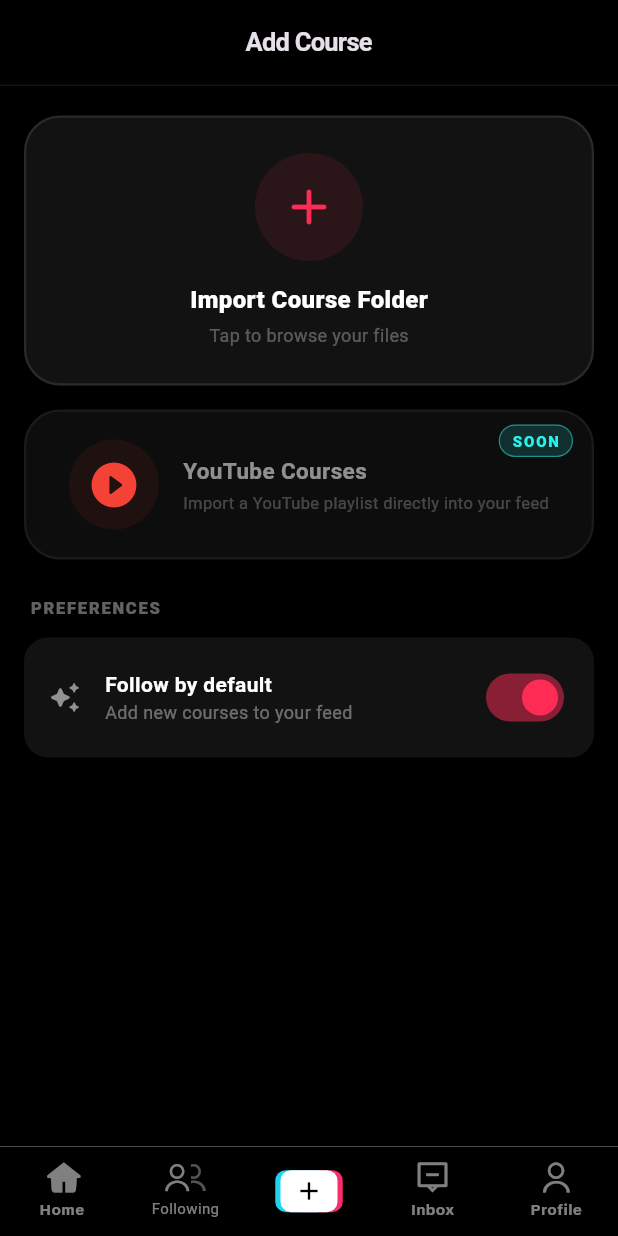
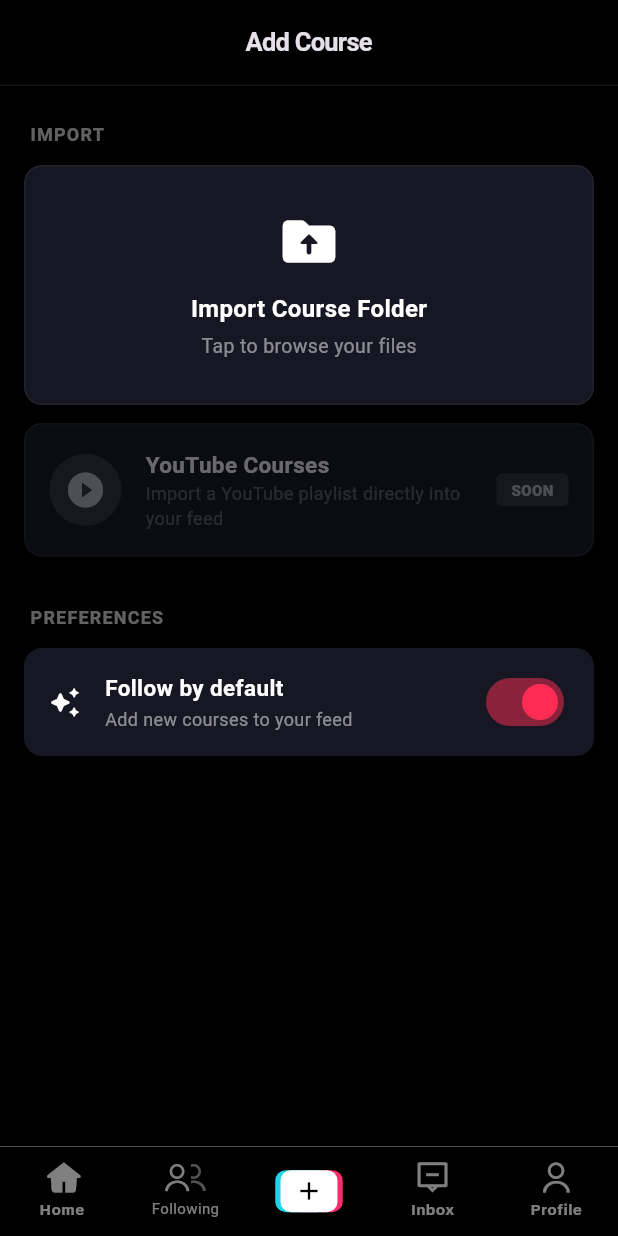
Before and after one commit to amrabdelhameeed/tikgood, a Flutter app: the AddCoursePage screen opened by its route, on a phone screen of 412 x 824 dp. Run offline on Flutter 3.47's test engine with Material 3 defaults, Android fonts, the light colour scheme and no system bars; our stand-ins replace bloc, cloud_firestore, device_info_plus, easy_localization, file_picker, firebase_analytics and 18 more; missing offline and left inert: android_pip, avatar_plus, background_on_back, clarity_flutter, media_kit, media_kit_video and 2 more; accounts and stored records are empty; project files that could hold a hidden picture were left out.

Commit message:
feat(courses): redesign add course page with improved layout and sections

```diff
--- a/lib/features/courses/presentation/pages/add_course_page.dart
+++ b/lib/features/courses/presentation/pages/add_course_page.dart
@@ -2,10 +2,8 @@ import 'package:easy_localization/easy_localization.dart';
 import 'package:flutter/material.dart';
 import 'package:flutter_bloc/flutter_bloc.dart';
 import 'package:tikgood/app_router.dart';
-import 'package:tikgood/features/courses/data/models/course.dart';
 import '../../../home/presentation/bloc/app_cubit.dart';
 import '../../../home/presentation/bloc/app_state.dart';
-import '../../../../core/database/storage_service.dart';
 import 'package:file_picker/file_picker.dart';
 
 class AddCoursePage extends StatefulWidget {
@@ -19,6 +17,8 @@ class _AddCoursePageState extends State<AddCoursePage> {
   bool _followByDefault = true;
   static const Color _tikTokRed = Color(0xFFFE2C55);
   static const Color _tikTokCyan = Color(0xFF25F4EE);
+  static const Color _cardGrey =
+      Color(0xFF161722); // TikTok's specific dark grey
 
   Future<void> _pickDirectory(BuildContext context) async {
     final selectedDirectory = await FilePicker.platform.getDirectoryPath();
@@ -32,9 +32,12 @@ class _AddCoursePageState extends State<AddCoursePage> {
         ScaffoldMessenger.of(context).showSnackBar(
           SnackBar(
             content: Text('add_course_scanning_snack'.tr(),
-                style: const TextStyle(fontWeight: FontWeight.bold)),
+                style: const TextStyle(
+                    fontWeight: FontWeight.w600, color: Colors.white)),
             backgroundColor: _tikTokRed,
             behavior: SnackBarBehavior.floating,
+            shape:
+                RoundedRectangleBorder(borderRadius: BorderRadius.circular(8)),
           ),
         );
       }
@@ -62,9 +65,13 @@ class _AddCoursePageState extends State<AddCoursePage> {
       body: BlocBuilder<AppCubit, AppState>(
         builder: (context, state) {
           return ListView(
-            padding: const EdgeInsets.symmetric(horizontal: 16, vertical: 20),
+            padding: const EdgeInsets.symmetric(horizontal: 16, vertical: 24),
             children: [
-              // ── Pick Folder Card ─────────────────────────────────────────
+              // --- SECTION: IMPORT ---
+              _buildSectionHeader('add_course_import_section'.tr()),
+              const SizedBox(height: 12),
+
+              // 1. Pick Folder Card (Primary Action)
               GestureDetector(
                 onTap: state.isLoading
                     ? null
@@ -72,84 +79,59 @@ class _AddCoursePageState extends State<AddCoursePage> {
                         _pickDirectory(context);
                         AppRouter.router.go('/');
                       },
-                child: AnimatedContainer(
-                  duration: const Duration(milliseconds: 300),
-                  height: 180,
+                child: Container(
+                  height: 160,
                   decoration: BoxDecoration(
-                    color: const Color(0xFF121212),
-                    borderRadius: BorderRadius.circular(24),
+                    color: _cardGrey,
+                    borderRadius: BorderRadius.circular(12),
                     border: Border.all(
-                        color: state.isLoading ? _tikTokRed : Colors.white10,
-                        width: 1.5),
+                      color: state.isLoading
+                          ? _tikTokRed
+                          : Colors.white.withOpacity(0.05),
+                      width: 1,
+                    ),
                   ),
                   child: state.isLoading
-                      ? Column(
-                          mainAxisAlignment: MainAxisAlignment.center,
-                          children: [
-                            const CircularProgressIndicator(
-                                color: _tikTokRed, strokeWidth: 3),
-                            const SizedBox(height: 16),
-                            Text(
-                              'add_course_scanning'.tr(),
-                              style: const TextStyle(
-                                  color: Colors.white70,
-                                  fontWeight: FontWeight.w500),
-                            ),
-                          ],
-                        )
+                      ? const Center(
+                          child: CircularProgressIndicator(
+                              color: _tikTokRed, strokeWidth: 2))
                       : Column(
                           mainAxisAlignment: MainAxisAlignment.center,
                           children: [
-                            Container(
-                              padding: const EdgeInsets.all(16),
-                              decoration: BoxDecoration(
-                                color: _tikTokRed.withOpacity(0.1),
-                                shape: BoxShape.circle,
-                              ),
-                              child: const Icon(Icons.add_rounded,
-                                  color: _tikTokRed, size: 40),
-                            ),
-                            const SizedBox(height: 14),
+                            const Icon(Icons.drive_folder_upload_rounded,
+                                color: Colors.white, size: 42),
+                            const SizedBox(height: 12),
                             Text(
                               'add_course_import_folder'.tr(),
                               style: const TextStyle(
                                   color: Colors.white,
                                   fontSize: 16,
-                                  fontWeight: FontWeight.w800),
+                                  fontWeight: FontWeight.w700),
                             ),
                             const SizedBox(height: 4),
                             Text(
                               'add_course_tap_to_browse'.tr(),
                               style: TextStyle(
-                                  color: Colors.white.withOpacity(0.3),
-                                  fontSize: 12),
+                                  color: Colors.white.withOpacity(0.5),
+                                  fontSize: 13),
                             ),
                           ],
                         ),
                 ),
               ),
 
-              const SizedBox(height: 16),
+              const SizedBox(height: 12),
 
-              // ── YouTube Coming Soon Card ──────────────────────────────────
+              // 2. YouTube Card (Secondary/Disabled state)
               _buildYouTubeSoonCard(),
 
-              const SizedBox(height: 24),
+              const SizedBox(height: 32),
 
-              // ── Preferences Label ─────────────────────────────────────────
-              Padding(
-                padding: const EdgeInsets.only(left: 4, bottom: 12),
-                child: Text(
-                  'add_course_preferences'.tr(),
-                  style: const TextStyle(
-                      color: Colors.white38,
-                      fontSize: 11,
-                      fontWeight: FontWeight.w800,
-                      letterSpacing: 1.2),
-                ),
-              ),
+              // --- SECTION: PREFERENCES ---
+              _buildSectionHeader('add_course_preferences'.tr()),
+              const SizedBox(height: 12),
 
-              // ── Options Card ──────────────────────────────────────────────
+              // Settings Tile
               _buildSettingTile(
                 icon: Icons.auto_awesome_rounded,
                 title: 'add_course_follow_default'.tr(),
@@ -161,7 +143,7 @@ class _AddCoursePageState extends State<AddCoursePage> {
                 ),
               ),
 
-              const SizedBox(height: 32),
+              const SizedBox(height: 40),
             ],
           );
         },
@@ -169,87 +151,79 @@ class _AddCoursePageState extends State<AddCoursePage> {
     );
   }
 
-  // ── YouTube Coming Soon Card ───────────────────────────────────────────────
+  // --- UI Components for Consistency ---
+
+  Widget _buildSectionHeader(String title) {
+    return Padding(
+      padding: const EdgeInsets.only(left: 4),
+      child: Text(
+        title.toUpperCase(),
+        style: const TextStyle(
+          color: Colors.white38,
+          fontSize: 12,
+          fontWeight: FontWeight.w700,
+          letterSpacing: 0.8,
+        ),
+      ),
+    );
+  }
 
   Widget _buildYouTubeSoonCard() {
-    return Stack(
-      children: [
-        // Dimmed card
-        Container(
-          height: 100,
+    return Container(
+      padding: const EdgeInsets.all(16),
       decoration: BoxDecoration(
-            color: const Color(0xFF0D0D0D),
-            borderRadius: BorderRadius.circular(24),
-            border:
-                Border.all(color: Colors.white.withOpacity(0.06), width: 1.5),
+        color: _cardGrey.withOpacity(0.5),
+        borderRadius: BorderRadius.circular(12),
+        border: Border.all(color: Colors.white.withOpacity(0.03)),
       ),
       child: Row(
-            mainAxisAlignment: MainAxisAlignment.center,
         children: [
-              // YouTube icon badge
           Container(
-                padding: const EdgeInsets.all(12),
+            padding: const EdgeInsets.all(10),
             decoration: BoxDecoration(
-                  color: Colors.red.withOpacity(0.08),
+              color: Colors.white.withOpacity(0.05),
               shape: BoxShape.circle,
             ),
-                child: const Icon(Icons.play_circle_fill_rounded,
-                    color: Colors.red, size: 36),
+            child: const Icon(Icons.play_circle_filled,
+                color: Colors.white24, size: 28),
           ),
           const SizedBox(width: 16),
-              Column(
-                mainAxisAlignment: MainAxisAlignment.center,
+          Expanded(
+            child: Column(
               crossAxisAlignment: CrossAxisAlignment.start,
               children: [
                 Text(
                   'add_course_youtube_title'.tr(),
                   style: const TextStyle(
-                      color: Colors.white54,
+                      color: Colors.white38,
                       fontSize: 15,
-                      fontWeight: FontWeight.w700,
+                      fontWeight: FontWeight.w600),
+                ),
+                Text(
+                  'add_course_youtube_subtitle'.tr(),
+                  style: const TextStyle(color: Colors.white12, fontSize: 12),
+                ),
+              ],
             ),
           ),
-                  const SizedBox(height: 3),
-                  Text(
-                    'add_course_youtube_subtitle'.tr(),
+          Container(
+            padding: const EdgeInsets.symmetric(horizontal: 10, vertical: 4),
+            decoration: BoxDecoration(
+              color: Colors.white.withOpacity(0.05),
+              borderRadius: BorderRadius.circular(4),
+            ),
+            child: Text(
+              'add_course_soon'.tr().toUpperCase(),
               style: const TextStyle(
                   color: Colors.white24,
-                      fontSize: 11,
+                  fontSize: 10,
+                  fontWeight: FontWeight.w800),
             ),
           ),
         ],
       ),
-            ],
-          ),
-        ),
-        // SOON badge
-        Positioned(
-          top: 10,
-          right: 14,
-          child: Container(
-            padding: const EdgeInsets.symmetric(horizontal: 8, vertical: 3),
-            decoration: BoxDecoration(
-              color: _tikTokCyan.withOpacity(0.15),
-              borderRadius: BorderRadius.circular(20),
-              border:
-                  Border.all(color: _tikTokCyan.withOpacity(0.5), width: 0.8),
-            ),
-            child: Text(
-              'add_course_soon'.tr(),
-              style: const TextStyle(
-                color: _tikTokCyan,
-                fontSize: 10,
-                fontWeight: FontWeight.w800,
-                letterSpacing: 1.2,
-              ),
-            ),
-          ),
-        ),
-      ],
     );
   }
-
-  // ── Setting Tile ───────────────────────────────────────────────────────────
 
   Widget _buildSettingTile({
     required IconData icon,
@@ -258,14 +232,14 @@ class _AddCoursePageState extends State<AddCoursePage> {
     required Widget trailing,
   }) {
     return Container(
-      padding: const EdgeInsets.all(16),
+      padding: const EdgeInsets.symmetric(horizontal: 16, vertical: 12),
       decoration: BoxDecoration(
-        color: const Color(0xFF121212),
-        borderRadius: BorderRadius.circular(16),
+        color: _cardGrey,
+        borderRadius: BorderRadius.circular(12),
       ),
       child: Row(
         children: [
-          Icon(icon, color: Colors.white54, size: 22),
+          Icon(icon, color: Colors.white, size: 22),
           const SizedBox(width: 16),
           Expanded(
             child: Column(
@@ -274,11 +248,12 @@ class _AddCoursePageState extends State<AddCoursePage> {
                 Text(title,
                     style: const TextStyle(
                         color: Colors.white,
-                        fontSize: 14,
+                        fontSize: 15,
                         fontWeight: FontWeight.w600)),
+                const SizedBox(height: 2),
                 Text(subtitle,
-                    style:
-                        const TextStyle(color: Colors.white38, fontSize: 12)),
+                    style: TextStyle(
+                        color: Colors.white.withOpacity(0.5), fontSize: 12)),
               ],
             ),
           ),
```
Lines whose indentation alone changed are shown as unchanged.
